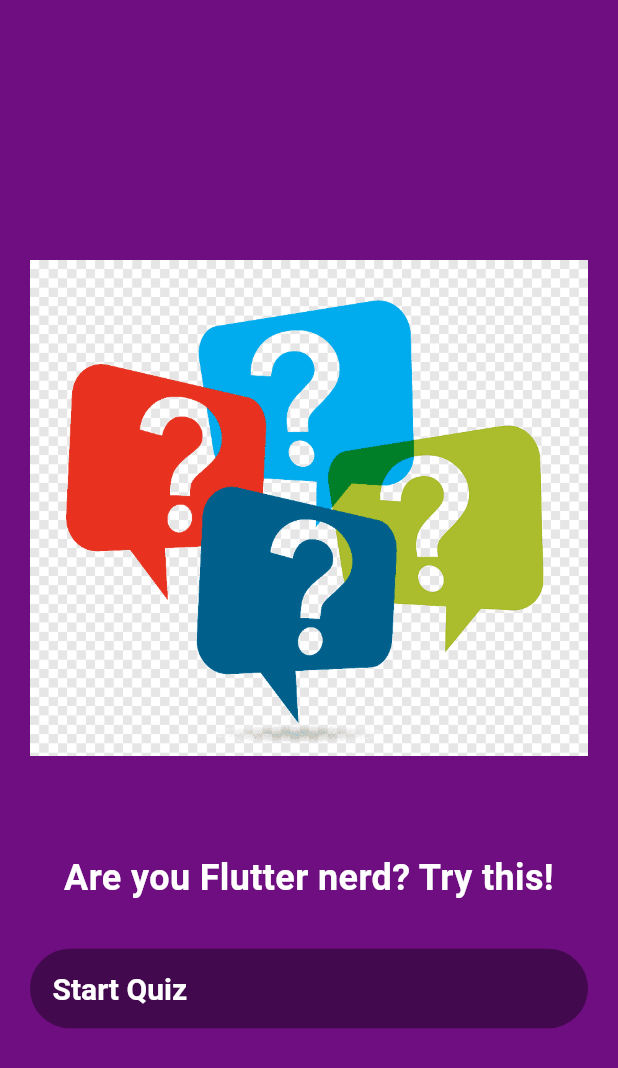
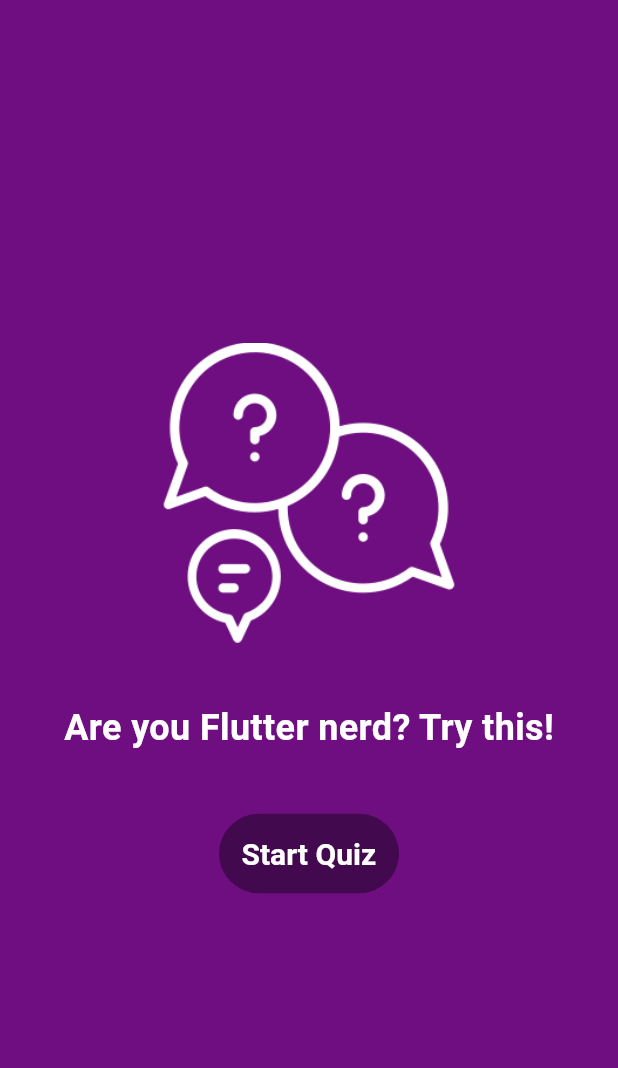
Before and after one commit to Nandhini2406/flutter_playground, a Flutter app: the screen it shows after launch, after a tap on "Quiz", on a phone screen of 412 x 824 dp. Shown: the top 1068 px of the screen. Run offline on Flutter 3.47's test engine with Material 3 defaults, Android fonts, the phone set to English and light mode, and no system bars.

Commit message:
Quiz in progress

```diff
--- a/lib/commonWidgets/CustomButton.dart
+++ b/lib/customWidgets/CustomButton.dart
@@ -23,12 +23,17 @@ class CustomButton extends StatelessWidget {
           foregroundColor: Colors.white,
           textStyle: const TextStyle(fontSize: 20, fontWeight: FontWeight.w700),
         ),
-        child: Row(
-          children: [
-            Text(buttonText!),
-            const SizedBox(width: 8),
-            if (buttonIcon != null) Icon(buttonIcon),
-          ],
+        child: Center(
+          child: Row(
+            children: [
+              Text(
+                buttonText!,
+                textAlign: TextAlign.center,
+              ),
+              const SizedBox(width: 8),
+              if (buttonIcon != null) Icon(buttonIcon),
+            ],
+          ),
         ));
   }
 }
--- a/lib/commonWidgets/styledText.dart
+++ b/lib/customWidgets/styledText.dart
@@ -12,7 +12,7 @@ class StyledText extends StatelessWidget {
       text,
       style: TextStyle(
           color: textColor, fontSize: 24, fontWeight: FontWeight.bold),
-      textAlign: TextAlign.center,
+      // textAlign: TextAlign.center,
     );
   }
 }
--- a/lib/diceRoller/diceRoller.dart
+++ b/lib/diceRoller/diceRoller.dart
@@ -1,10 +1,10 @@
 import 'dart:math';
 import 'package:flutter/material.dart';
 
-import 'package:flutter_playground/commonWidgets/styledText.dart';
-import 'package:flutter_playground/commonWidgets/CustomButton.dart';
+import 'package:flutter_playground/customWidgets/styledText.dart';
+import 'package:flutter_playground/customWidgets/CustomButton.dart';
+import 'package:flutter_playground/quizWidgets/quiz.dart';
 import 'package:flutter_playground/todoUI/todoUI.dart';
-import 'package:flutter_playground/quizWidgets/startQuizScreen.dart';
 
 final random = Random();
 
@@ -30,20 +30,16 @@ class _DiceRollerState extends State<DiceRoller> {
   Widget build(context) {
     return Column(
       mainAxisAlignment: MainAxisAlignment.center,
-      // mainAxisSize: MainAxisSize.min,
+      mainAxisSize: MainAxisSize.min,
       children: <Widget>[
-        // const SizedBox(height: 20.0),
-        const Center(
-          child:
-              StyledText('Hello Nandhini!', Color.fromARGB(255, 245, 192, 32)),
-        ),
+        const StyledText('Hello Nandhini!', Color.fromARGB(255, 245, 192, 32)),
         const SizedBox(height: 40.0),
         Image.asset(
           'assets/images/dice-$currentDice.png',
           width: 200,
           height: 200,
         ),
-        const SizedBox(height: 30.0),
+        const SizedBox(height: 20.0),
         TextButton(
           onPressed: rollDices,
           style: TextButton.styleFrom(
@@ -55,7 +51,7 @@ class _DiceRollerState extends State<DiceRoller> {
           ),
           child: const Text('Roll dice'),
         ),
-        const SizedBox(height: 40.0),
+        const SizedBox(height: 20.0),
         Row(
           mainAxisAlignment: MainAxisAlignment.center,
           children: [
@@ -72,10 +68,8 @@ class _DiceRollerState extends State<DiceRoller> {
             CustomButton(
               bgColor: const Color.fromARGB(100, 0, 0, 0),
               onPressed: () {
-                Navigator.push(
-                    context,
-                    MaterialPageRoute(
-                        builder: (context) => const StartQuizScreen()));
+                Navigator.push(context,
+                    MaterialPageRoute(builder: (context) => const Quiz()));
               },
               buttonText: 'Quiz',
               buttonIcon: Icons.arrow_forward,
--- a/lib/mainContainer.dart
+++ b/lib/mainContainer.dart
@@ -8,7 +8,7 @@ class MainContainer extends StatelessWidget {
   @override
   Widget build(context) {
     return Container(
-      margin: const EdgeInsets.fromLTRB(50.0, 200.0, 50.0, 200.0),
+      margin: const EdgeInsets.fromLTRB(50.0, 100.0, 50.0, 100.0),
       decoration: BoxDecoration(
           // color: const Color.fromARGB(50, 0, 0, 0),
           borderRadius: BorderRadius.circular(15)),
--- /dev/null
+++ b/lib/quizWidgets/quiz.dart
@@ -0,0 +1,35 @@
+import 'package:flutter/material.dart';
+import 'package:flutter_playground/quizWidgets/QuestionsScreen.dart';
+import 'package:flutter_playground/quizWidgets/startQuizScreen.dart';
+
+class Quiz extends StatefulWidget {
+  const Quiz({super.key});
+
+  @override
+  State<Quiz> createState() {
+    return _QuizState();
+  }
+}
+
+class _QuizState extends State<Quiz> {
+  Widget? activeScreen;
+  @override
+  void initState() {
+    //used to instancely create variable and function at same time while widget is created
+    activeScreen = StartQuizScreen(switchScreen);
+    super.initState();
+  }
+
+  void switchScreen() {
+    setState(() {
+      activeScreen = const QuestionsScreen();
+    });
+  }
+
+  @override
+  Widget build(BuildContext context) {
+    return Scaffold(
+        backgroundColor: const Color.fromARGB(255, 110, 14, 128),
+        body: Container(child: activeScreen));
+  }
+}
--- a/lib/quizWidgets/startQuizScreen.dart
+++ b/lib/quizWidgets/startQuizScreen.dart
@@ -1,33 +1,35 @@
 import 'package:flutter/material.dart';
-import 'package:flutter_playground/commonWidgets/CustomButton.dart';
-import 'package:flutter_playground/commonWidgets/styledText.dart';
+import 'package:flutter_playground/customWidgets/CustomButton.dart';
+import 'package:flutter_playground/customWidgets/styledText.dart';
 
 class StartQuizScreen extends StatelessWidget {
-  const StartQuizScreen({super.key});
+  const StartQuizScreen(this.startQuiz, {super.key});
+
+  final void Function() startQuiz;
   @override
   Widget build(context) {
-    return Scaffold(
-      backgroundColor: const Color.fromARGB(255, 110, 14, 128),
-      body: Padding(
-        padding: const EdgeInsets.all(20.0),
+    return Center(
       child: Column(
-          mainAxisAlignment: MainAxisAlignment.center,
+        // mainAxisAlignment: MainAxisAlignment.center,
+        mainAxisSize: MainAxisSize.min,
         children: [
           Image.asset(
             'assets/images/quiz.png',
-              width: 400.0,
-              height: 400.0,
+            width: 200.0,
+            height: 200.0,
           ),
-            const SizedBox(height: 30.0),
+          const SizedBox(height: 40.0),
           const StyledText('Are you Flutter nerd? Try this!', Colors.white),
-            const SizedBox(height: 30.0),
-            CustomButton(
+          const SizedBox(height: 40.0),
+          SizedBox(
+            width: 120,
+            child: CustomButton(
               bgColor: const Color.fromARGB(100, 0, 0, 0),
-              onPressed: () {},
+              onPressed: startQuiz,
               buttonText: 'Start Quiz',
             ),
+          ),
         ],
-        ),
       ),
     );
   }
--- a/lib/todoUI/todoUI.dart
+++ b/lib/todoUI/todoUI.dart
@@ -1,6 +1,6 @@
 import 'package:flutter/material.dart';
 
-import 'package:flutter_playground/commonWidgets/styledText.dart';
+import 'package:flutter_playground/customWidgets/styledText.dart';
 
 class TodoUI extends StatefulWidget {
   const TodoUI({super.key});
```
Also changed, not shown: lib/data/questions.dart (added, +55 -0 lines), lib/models/quizQuestion.dart (added, +23 -0 lines), lib/quizWidgets/QuestionsScreen.dart (added, +56 -0 lines), lib/quizWidgets/answer_Button.dart (added, +34 -0 lines), lib/quizWidgets/result_Screen.dart (added, +16 -0 lines), assets/images/quiz.png. Lines whose indentation alone changed are shown as unchanged.
